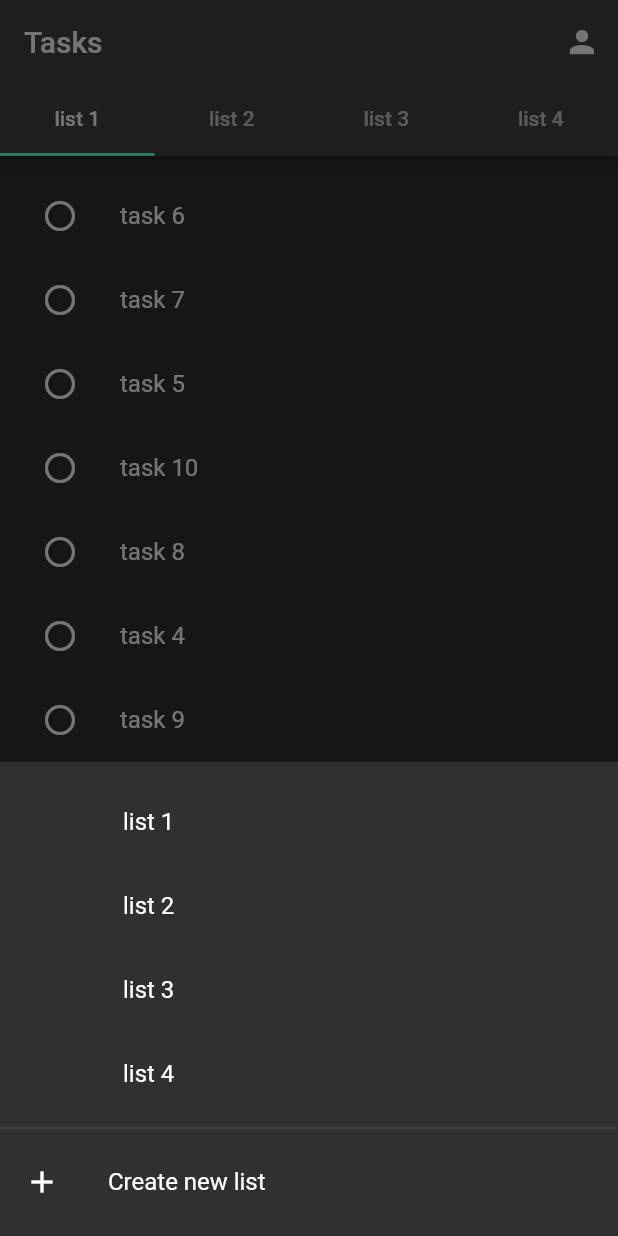
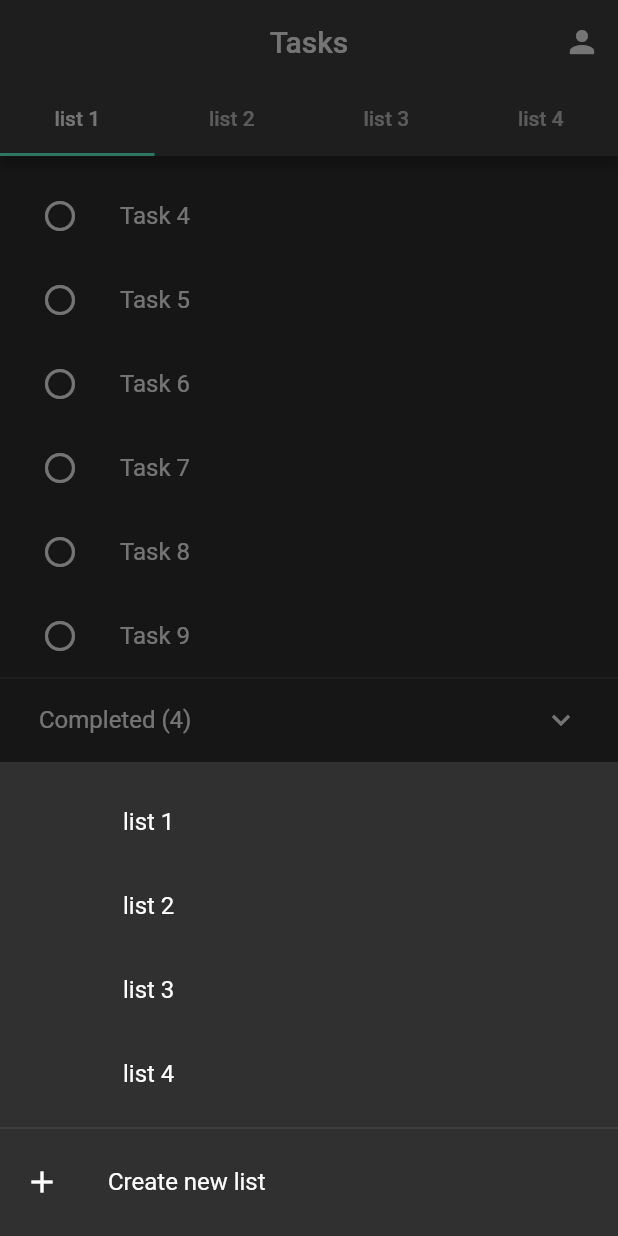
Before and after one commit to SrikantKanekar/TasksApp-Flutter, a Flutter app: the screen it shows after launch, after a tap on the "menu" icon, on a phone screen of 412 x 824 dp. Run offline on Flutter 3.47's test engine with Material 2 defaults, Android fonts, the phone set to English and light mode, and no system bars; our stand-ins replace rxdart, shared_preferences, sqflite; accounts and stored records are empty.

Commit message:
completing ui

```diff
--- /dev/null
+++ b/lib/blocs/task_lists_bloc.dart
@@ -0,0 +1,51 @@
+import 'dart:async';
+
+import 'package:rxdart/rxdart.dart';
+import 'package:tasks/model/task.dart';
+import 'package:tasks/model/task_list.dart';
+import 'package:tasks/repository/repository.dart';
+
+class TaskListsBloc {
+  final _repository = Repository();
+
+  // Controllers
+  final _taskListsController = BehaviorSubject<List<TaskList>>();
+  final _taskListController = StreamController<TaskList>();
+  final _taskController = StreamController<Task>();
+
+  // Streams
+  Stream<List<TaskList>> get taskLists => _taskListsController.stream;
+
+  // Sink
+  Function(TaskList) get addTaskList => _taskListController.sink.add;
+  Function(Task) get addTask => _taskController.sink.add;
+
+  TaskListsBloc() {
+    _taskListsController.sink.add(_repository.data);
+
+    _taskListController.stream.listen((taskList) {
+      var taskLists = _taskListsController.value;
+      taskLists.add(taskList);
+      _taskListsController.sink.add(taskLists);
+    });
+
+    _taskController.stream.listen((task) {
+      // _taskListsController.sink.
+    });
+  }
+
+  String? getListName(Task task) {
+    for (var list in _taskListsController.value) {
+      if (list.tasks.contains(task)) {
+        return list.name;
+      }
+    }
+  }
+
+
+  dispose() {
+    _taskListsController.close();
+    _taskListController.close();
+    _taskController.close();
+  }
+}
--- /dev/null
+++ b/lib/blocs/task_lists_provider.dart
@@ -0,0 +1,21 @@
+import 'package:flutter/material.dart';
+import 'package:tasks/blocs/task_lists_bloc.dart';
+
+class TaskListsProvider extends InheritedWidget {
+  final TaskListsBloc bloc;
+
+  TaskListsProvider({
+    Key? key,
+    required Widget child,
+  })  : bloc = TaskListsBloc(),
+        super(key: key, child: child);
+
+  @override
+  bool updateShouldNotify(_) => true;
+
+  static TaskListsBloc of(BuildContext context) {
+    return (context.dependOnInheritedWidgetOfExactType<TaskListsProvider>()
+            as TaskListsProvider)
+        .bloc;
+  }
+}
--- a/lib/main.dart
+++ b/lib/main.dart
@@ -1,4 +1,5 @@
 import 'package:flutter/material.dart';
+import 'package:tasks/blocs/task_lists_provider.dart';
 import 'package:tasks/screens/home_screen/home_screen.dart';
 import 'package:tasks/screens/list_screen/list_screen.dart';
 import 'package:tasks/screens/task_screen/task_screen.dart';
@@ -10,7 +11,8 @@ class MyApp extends StatelessWidget {
 
   @override
   Widget build(BuildContext context) {
-    return MaterialApp(
+    return TaskListsProvider(
+      child: MaterialApp(
         title: 'Tasks',
         theme: ThemeData(
           primarySwatch: Colors.purple,
@@ -26,6 +28,7 @@ class MyApp extends StatelessWidget {
           ListScreen.routeName: (ctx) => ListScreen(),
           TaskScreen.routeName: (ctx) => TaskScreen()
         },
+      ),
     );
   }
 }
--- a/lib/repository/data.dart
+++ /dev/null
@@ -1,22 +0,0 @@
-import 'package:tasks/model/task.dart';
-import 'package:tasks/model/task_list.dart';
-
-List<TaskList> tasksLists = [
-  TaskList(name: 'list 1', tasks: tasks..shuffle()),
-  TaskList(name: 'list 2', tasks: tasks..shuffle()),
-  TaskList(name: 'list 3', tasks: tasks..shuffle()),
-  TaskList(name: 'list 4', tasks: tasks..shuffle())
-];
-
-var tasks = [
-  Task(id: '1', name: 'task 1', description: 'description 1', completed: true),
-  Task(id: '2', name: 'task 2', description: 'description 2', completed: true),
-  Task(id: '3', name: 'task 3', description: 'description 3', completed: true),
-  Task(id: '4', name: 'task 4', description: 'description 4', completed: false),
-  Task(id: '5', name: 'task 5', description: 'description 5', completed: false),
-  Task(id: '6', name: 'task 6', description: 'description 6', completed: false),
-  Task(id: '7', name: 'task 7', description: 'description 7', completed: false),
-  Task(id: '8', name: 'task 8', description: 'description 8', completed: false),
-  Task(id: '9', name: 'task 9', description: 'description 9', completed: false),
-  Task(id: '10', name: 'task 10', description: 'description 10', completed: false),
-];
--- /dev/null
+++ b/lib/repository/repository.dart
@@ -0,0 +1,29 @@
+import 'package:tasks/model/task.dart';
+import 'package:tasks/model/task_list.dart';
+
+class Repository {
+  late final List<TaskList> data;
+
+  Repository() {
+    data = [
+      TaskList(name: 'list 1', tasks: generateTasks('list1')),
+      TaskList(name: 'list 2', tasks: generateTasks('list2')),
+      TaskList(name: 'list 3', tasks: generateTasks('list3')),
+      TaskList(name: 'list 4', tasks: generateTasks('list4')),
+    ];
+  }
+
+  List<Task> generateTasks(String prefix) {
+    final List<Task> tasks = [];
+    for (var a = 0; a < 10; a++) {
+      tasks.add(
+        Task(
+            id: '$prefix$a',
+            name: 'Task $a',
+            description: 'description $a',
+            completed: a < 4),
+      );
+    }
+    return tasks;
+  }
+}
--- a/lib/screens/home_screen/home_screen.dart
+++ b/lib/screens/home_screen/home_screen.dart
@@ -1,9 +1,11 @@
 import 'package:flutter/material.dart';
+import 'package:tasks/blocs/task_lists_bloc.dart';
+import 'package:tasks/blocs/task_lists_provider.dart';
 import 'package:tasks/model/task_list.dart';
-import 'package:tasks/repository/data.dart';
 import 'package:tasks/screens/home_screen/my_bottom_bar.dart';
 import 'package:tasks/screens/home_screen/my_floating_button.dart';
 import 'package:tasks/screens/home_screen/task_list_widget.dart';
+import 'package:tasks/screens/loading_screen/loading_screen.dart';
 
 class HomeScreen extends StatefulWidget {
   const HomeScreen({Key? key}) : super(key: key);
@@ -12,18 +14,34 @@ class HomeScreen extends StatefulWidget {
   State<HomeScreen> createState() => _HomeScreenState();
 }
 
-class _HomeScreenState extends State<HomeScreen> {
-  List<TaskList> taskLists = tasksLists;
+class _HomeScreenState extends State<HomeScreen>
+    with TickerProviderStateMixin {
+
+  late TabController _tabController;
 
   @override
   Widget build(BuildContext context) {
-    return DefaultTabController(
-      length: taskLists.length,
-      child: Scaffold(
+    final bloc = TaskListsProvider.of(context);
+
+    return StreamBuilder(
+      stream: bloc.taskLists,
+      builder: (context, AsyncSnapshot<List<TaskList>> snapshot) {
+        if (!snapshot.hasData) {
+          return const LoadingScreen();
+        }
+
+        _tabController = TabController(
+          vsync: this,
+          length: snapshot.data!.length,
+        );
+
+        return Scaffold(
           appBar: AppBar(
+            centerTitle: true,
             title: const Text('Tasks'),
             bottom: TabBar(
-            tabs: taskLists.map((list) => Tab(text: list.name)).toList(),
+              controller: _tabController,
+              tabs: snapshot.data!.map((list) => Tab(text: list.name)).toList(),
             ),
             actions: [
               IconButton(
@@ -34,15 +52,28 @@ class _HomeScreenState extends State<HomeScreen> {
             ],
           ),
           body: TabBarView(
-          children: taskLists
+            controller: _tabController,
+            children: snapshot.data!
                 .map((list) => TaskListWidget(tasks: list.tasks))
                 .toList(),
           ),
           resizeToAvoidBottomInset: false,
-        floatingActionButtonLocation: FloatingActionButtonLocation.centerDocked,
+          floatingActionButtonLocation:
+              FloatingActionButtonLocation.centerDocked,
           floatingActionButton: const MyFloatingButton(),
-        bottomNavigationBar: const MyBottomBar(),
+          bottomNavigationBar: MyBottomBar(
+            changeTab: (index) {
+              _tabController.animateTo(index);
+            },
           ),
         );
+      },
+    );
+  }
+
+  @override
+  void dispose() {
+    _tabController.dispose();
+    super.dispose();
   }
 }
--- a/lib/screens/home_screen/menu_botton_sheet.dart
+++ b/lib/screens/home_screen/menu_botton_sheet.dart
@@ -1,22 +1,41 @@
 import 'package:flutter/material.dart';
-import 'package:tasks/repository/data.dart';
+import 'package:tasks/blocs/task_lists_provider.dart';
+import 'package:tasks/model/task_list.dart';
 import 'package:tasks/screens/list_screen/list_screen.dart';
 
 class MenuBottomSheet extends StatelessWidget {
-  const MenuBottomSheet({Key? key}) : super(key: key);
+  final Function(int) changeTab;
+
+  const MenuBottomSheet({
+    Key? key,
+    required this.changeTab,
+  }) : super(key: key);
 
   @override
   Widget build(BuildContext context) {
+    final bloc = TaskListsProvider.of(context);
+
+    return StreamBuilder(
+        stream: bloc.taskLists,
+        builder: (context, AsyncSnapshot<List<TaskList>> snapshot) {
+          if (!snapshot.hasData) {
+            return const CircularProgressIndicator();
+          }
           return Column(
             mainAxisSize: MainAxisSize.min,
             children: [
               const SizedBox(height: 12),
               Column(
-          children: tasksLists
+                children: snapshot.data!
                     .map(
                       (list) => ListTile(
                         contentPadding: const EdgeInsets.only(left: 82),
                         title: Text(list.name),
+                        onTap: () {
+                          Navigator.of(context).pop();
+                          var index = snapshot.data!.indexOf(list);
+                          changeTab(index);
+                        },
                       ),
                     )
                     .toList(),
@@ -25,7 +44,7 @@ class MenuBottomSheet extends StatelessWidget {
               ListTile(
                 leading: const Icon(Icons.add),
                 title: const Text('Create new list'),
-          onTap: (){
+                onTap: () {
                   Navigator.of(context).pop();
                   Navigator.of(context).pushNamed(
                     ListScreen.routeName,
@@ -35,5 +54,6 @@ class MenuBottomSheet extends StatelessWidget {
               const SizedBox(height: 8)
             ],
           );
+        });
   }
 }
--- a/lib/screens/home_screen/my_bottom_bar.dart
+++ b/lib/screens/home_screen/my_bottom_bar.dart
@@ -3,7 +3,12 @@ import 'package:tasks/screens/home_screen/menu_botton_sheet.dart';
 import 'package:tasks/screens/home_screen/options_botton_sheet.dart';
 
 class MyBottomBar extends StatelessWidget {
-  const MyBottomBar({Key? key}) : super(key: key);
+  final Function(int) changeTab;
+
+  const MyBottomBar({
+    Key? key,
+    required this.changeTab,
+  }) : super(key: key);
 
   @override
   Widget build(BuildContext context) {
@@ -19,7 +24,9 @@ class MyBottomBar extends StatelessWidget {
               showModalBottomSheet(
                 context: context,
                 builder: (ctx) {
-                  return const MenuBottomSheet();
+                  return MenuBottomSheet(
+                    changeTab: changeTab,
+                  );
                 },
               );
             },
--- a/lib/screens/home_screen/task_item.dart
+++ b/lib/screens/home_screen/task_item.dart
@@ -1,3 +1,4 @@
+import 'package:flutter/cupertino.dart';
 import 'package:flutter/material.dart';
 import 'package:tasks/model/task.dart';
 import 'package:tasks/screens/task_screen/task_screen.dart';
@@ -19,8 +20,14 @@ class TaskItem extends StatelessWidget {
           task.completed ? Icons.check : Icons.radio_button_off,
         ),
       ),
-      title: Text(task.name),
-      onTap: (){
+      title: Text(
+        task.name,
+        style: TextStyle(
+          decoration:
+              task.completed ? TextDecoration.lineThrough : TextDecoration.none,
+        ),
+      ),
+      onTap: () {
         Navigator.of(context).pushNamed(TaskScreen.routeName, arguments: task);
       },
     );
--- /dev/null
+++ b/lib/screens/loading_screen/loading_screen.dart
@@ -0,0 +1,14 @@
+import 'package:flutter/material.dart';
+
+class LoadingScreen extends StatelessWidget {
+  const LoadingScreen({Key? key}) : super(key: key);
+
+  @override
+  Widget build(BuildContext context) {
+    return const Scaffold(
+      body: Center(
+        child: CircularProgressIndicator(),
+      ),
+    );
+  }
+}
```
Also changed, not shown: lib/blocs/tasks_lists_bloc.dart (deleted, +0 -18 lines), lib/screens/list_screen/list_screen.dart (+9 -2 lines), lib/screens/task_screen/task_date_time.dart (added, +22 -0 lines), lib/screens/task_screen/task_description.dart (added, +24 -0 lines), lib/screens/task_screen/task_screen.dart (+10 -58 lines), lib/screens/task_screen/task_title.dart (added, +23 -0 lines), lib/screens/task_screen/tasks_dropdown.dart (added, +46 -0 lines). Lines whose indentation alone changed are shown as unchanged.
